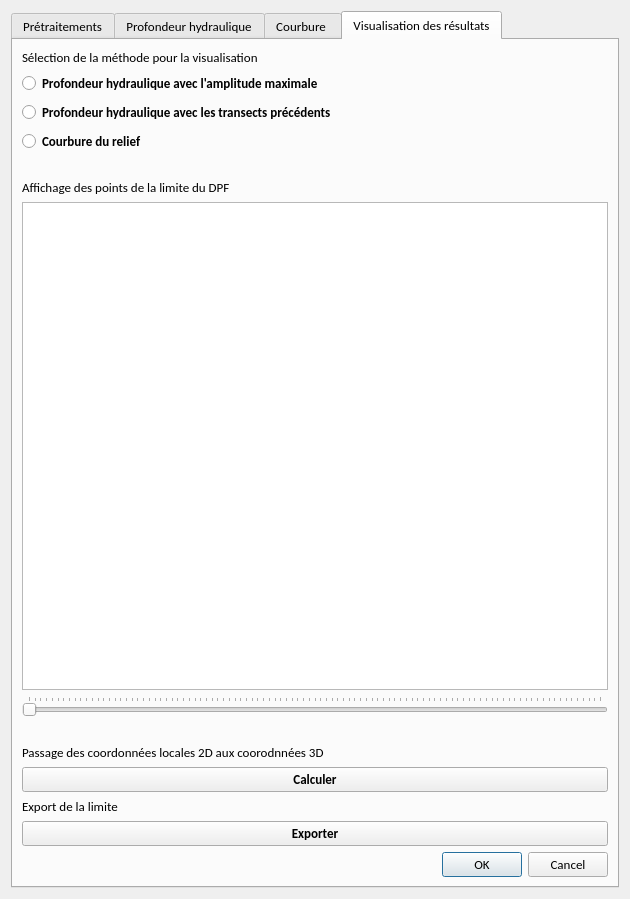
First picture: the form in bankfull_module_jb/bankfull_module_JB_dialog_base.ui, repository Ville-Eurometropole-Strasbourg/delimitation-du-dpf, before the edit.
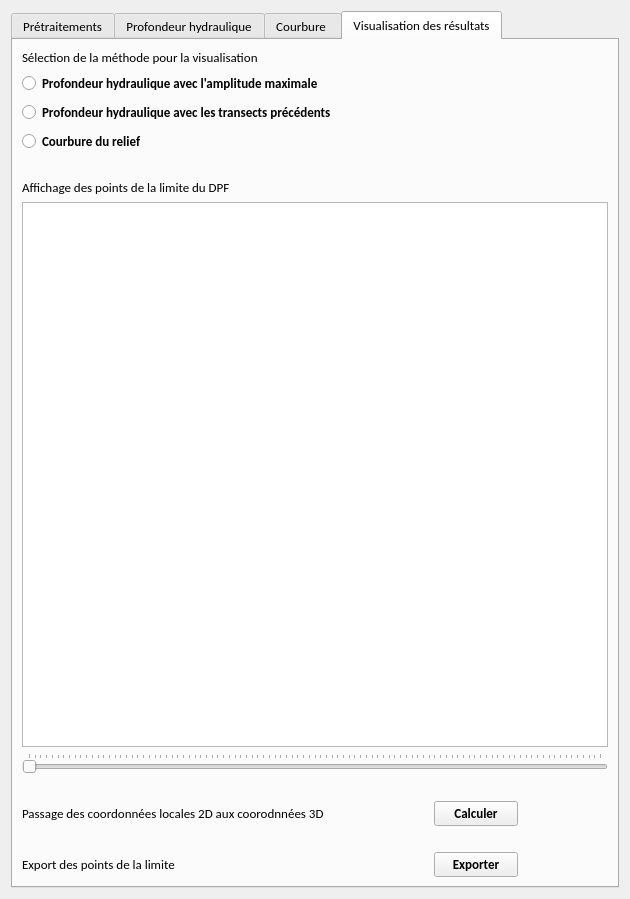
Second picture: the form after the edit. The open tabs and pages were chosen to show the change. Custom widgets are drawn as their Qt base class.

Commit message: Save lineEdit onglet n°4

What changed in the file:
```diff
--- a/bankfull_module_jb/bankfull_module_JB_dialog_base.ui
+++ b/bankfull_module_jb/bankfull_module_JB_dialog_base.ui
@@ -1257,6 +1257,73 @@
        <string>Visualisation des résultats</string>
       </attribute>
       <layout class="QGridLayout" name="gridLayout_4">
+       <item row="11" column="0">
+        <widget class="QLabel" name="label_8">
+         <property name="text">
+          <string>Passage des coordonnées locales 2D aux coorodnnées 3D</string>
+         </property>
+        </widget>
+       </item>
+       <item row="4" column="0" colspan="3">
+        <spacer name="horizontalSpacer_10">
+         <property name="orientation">
+          <enum>Qt::Horizontal</enum>
+         </property>
+         <property name="sizeHint" stdset="0">
+          <size>
+           <width>40</width>
+           <height>20</height>
+          </size>
+         </property>
+        </spacer>
+       </item>
+       <item row="5" column="0">
+        <widget class="QLabel" name="label_21">
+         <property name="text">
+          <string>Affichage des points de la limite du DPF</string>
+         </property>
+        </widget>
+       </item>
+       <item row="6" column="0" colspan="3">
+        <widget class="QGraphicsView" name="graphicsView_final_results">
+         <property name="enabled">
+          <bool>true</bool>
+         </property>
+         <property name="cursor" stdset="0">
+          <cursorShape>CrossCursor</cursorShape>
+         </property>
+        </widget>
+       </item>
+       <item row="7" column="0" colspan="3">
+        <widget class="QSlider" name="horizontalSlider_final_results">
+         <property name="maximum">
+          <number>100</number>
+         </property>
+         <property name="orientation">
+          <enum>Qt::Horizontal</enum>
+         </property>
+         <property name="tickPosition">
+          <enum>QSlider::TicksAbove</enum>
+         </property>
+        </widget>
+       </item>
+       <item row="11" column="2">
+        <widget class="QLabel" name="label_calcul_OK_10">
+         <property name="font">
+          <font>
+           <family>Calibri</family>
+           <pointsize>8</pointsize>
+           <weight>50</weight>
+           <italic>true</italic>
+           <bold>false</bold>
+           <strikeout>false</strikeout>
+          </font>
+         </property>
+         <property name="text">
+          <string/>
+         </property>
+        </widget>
+       </item>
        <item row="0" column="0">
         <widget class="QLabel" name="label_6">
          <property name="font">
@@ -1274,23 +1341,14 @@
          </property>
         </widget>
        </item>
-       <item row="3" column="0">
-        <widget class="QRadioButton" name="radioButton_curvature">
-         <property name="font">
-          <font>
-           <family>Calibri</family>
-           <pointsize>10</pointsize>
-           <weight>75</weight>
-           <bold>true</bold>
-           <strikeout>false</strikeout>
-          </font>
-         </property>
+       <item row="9" column="0">
+        <widget class="QLabel" name="label_current_profile_4">
          <property name="text">
-          <string>Courbure du relief</string>
+          <string/>
          </property>
         </widget>
        </item>
-       <item row="10" column="0">
+       <item row="11" column="1">
         <widget class="QPushButton" name="pushButton_calculer_coord_3D">
          <property name="font">
           <font>
@@ -1309,7 +1367,7 @@
          </property>
         </widget>
        </item>
-       <item row="12" column="0">
+       <item row="15" column="1">
         <widget class="QPushButton" name="pushButton_exporter_points_limite">
          <property name="font">
           <font>
@@ -1328,26 +1386,22 @@
          </property>
         </widget>
        </item>
-       <item row="5" column="0">
-        <widget class="QLabel" name="label_21">
+       <item row="3" column="0">
+        <widget class="QRadioButton" name="radioButton_curvature">
+         <property name="font">
+          <font>
+           <family>Calibri</family>
+           <pointsize>10</pointsize>
+           <weight>75</weight>
+           <bold>true</bold>
+           <strikeout>false</strikeout>
+          </font>
+         </property>
          <property name="text">
-          <string>Affichage des points de la limite du DPF</string>
+          <string>Courbure du relief</string>
          </property>
         </widget>
        </item>
-       <item row="4" column="0">
-        <spacer name="horizontalSpacer_10">
-         <property name="orientation">
-          <enum>Qt::Horizontal</enum>
-         </property>
-         <property name="sizeHint" stdset="0">
-          <size>
-           <width>40</width>
-           <height>20</height>
-          </size>
-         </property>
-        </spacer>
-       </item>
        <item row="1" column="0">
         <widget class="QRadioButton" name="radioButton_prof_hydr_max_amplitude">
          <property name="font">
@@ -1364,13 +1418,27 @@
          </property>
         </widget>
        </item>
-       <item row="6" column="0">
-        <widget class="QGraphicsView" name="graphicsView_final_results">
-         <property name="enabled">
-          <bool>true</bool>
+       <item row="15" column="2">
+        <widget class="QLabel" name="label_calcul_OK_11">
+         <property name="font">
+          <font>
+           <family>Calibri</family>
+           <pointsize>8</pointsize>
+           <weight>50</weight>
+           <italic>true</italic>
+           <bold>false</bold>
+           <strikeout>false</strikeout>
+          </font>
          </property>
-         <property name="cursor" stdset="0">
-          <cursorShape>CrossCursor</cursorShape>
+         <property name="text">
+          <string/>
+         </property>
+        </widget>
+       </item>
+       <item row="15" column="0">
+        <widget class="QLabel" name="label_17">
+         <property name="text">
+          <string>Export des points de la limite                                                                                      </string>
          </property>
         </widget>
        </item>
@@ -1390,49 +1458,18 @@
          </property>
         </widget>
        </item>
-       <item row="13" column="0">
-        <widget class="QDialogButtonBox" name="buttonBox">
+       <item row="12" column="0" colspan="3">
+        <spacer name="horizontalSpacer_12">
          <property name="orientation">
           <enum>Qt::Horizontal</enum>
          </property>
-         <property name="standardButtons">
-          <set>QDialogButtonBox::Cancel|QDialogButtonBox::Ok</set>
+         <property name="sizeHint" stdset="0">
+          <size>
+           <width>40</width>
+           <height>20</height>
+          </size>
          </property>
-        </widget>
-       </item>
-       <item row="8" column="0">
-        <widget class="QLabel" name="label_current_profile_4">
-         <property name="text">
-          <string/>
-         </property>
-        </widget>
-       </item>
-       <item row="11" column="0">
-        <widget class="QLabel" name="label_17">
-         <property name="text">
-          <string>Export de la limite</string>
-         </property>
-        </widget>
-       </item>
-       <item row="9" column="0">
-        <widget class="QLabel" name="label_8">
-         <property name="text">
-          <string>Passage des coordonnées locales 2D aux coorodnnées 3D</string>
-         </property>
-        </widget>
-       </item>
-       <item row="7" column="0">
-        <widget class="QSlider" name="horizontalSlider_final_results">
-         <property name="maximum">
-          <number>100</number>
-         </property>
-         <property name="orientation">
-          <enum>Qt::Horizontal</enum>
-         </property>
-         <property name="tickPosition">
-          <enum>QSlider::TicksAbove</enum>
-         </property>
-        </widget>
+        </spacer>
        </item>
       </layout>
      </widget>
```
Left out of the diff: 35 changed lines with no effect on the pictures. The commit also changes 1 other file.
